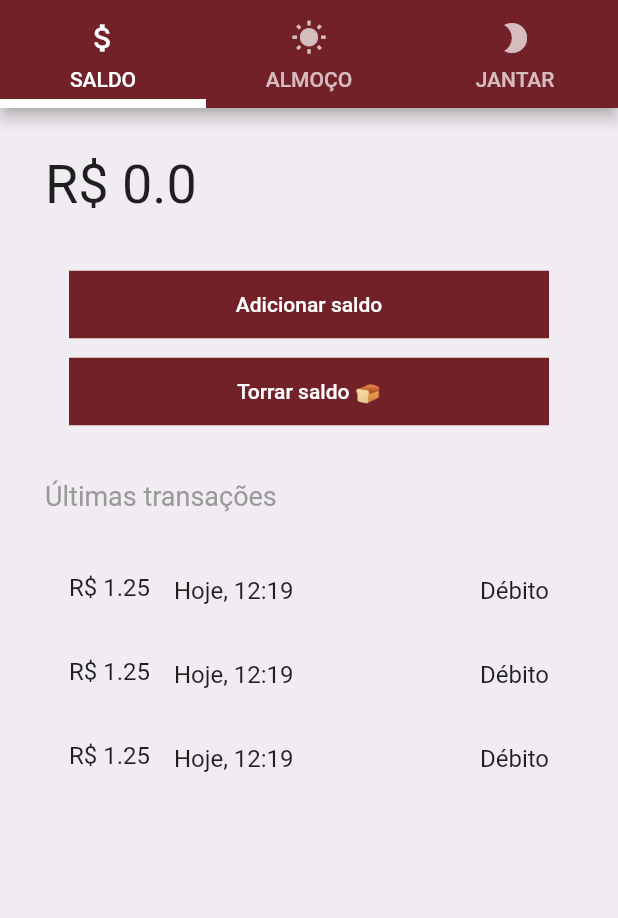
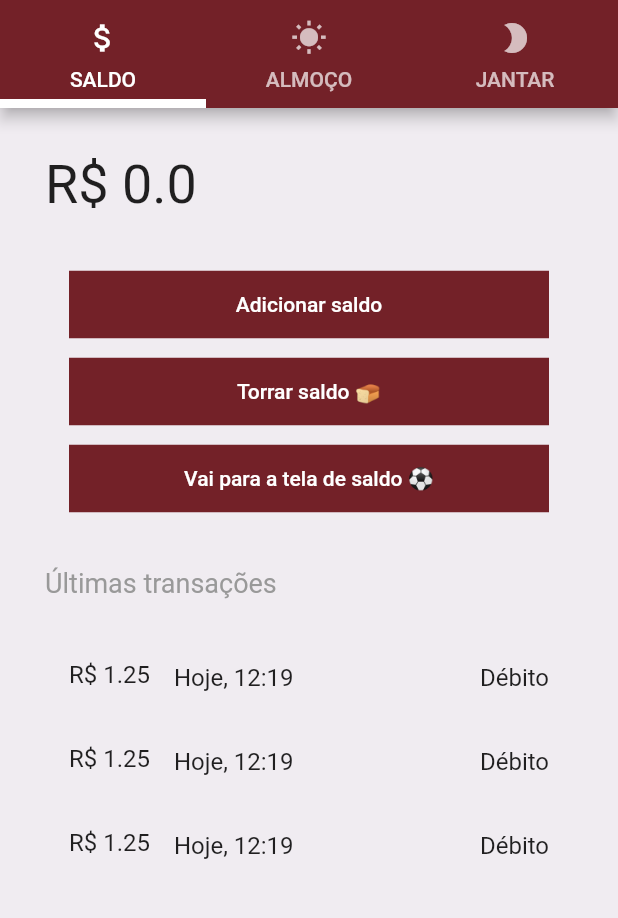
Before and after one commit to rafaelfl/UfmaMobileClone, a Flutter app: the screen it shows after launch, after a tap on "Adicionar saldo", after a tap on "Torrar saldo 🍞", on a phone screen of 412 x 824 dp, the part 54-972 px from its top. Run offline on Flutter 3.47's test engine with Material 2 defaults, Android fonts, the phone set to English and light mode, and no system bars; our stand-ins replace flutter_mobx, mobx; generated files the repository leaves out were written again; network calls fail.

```diff
--- a/lib/core/components/panels/balance_panel.dart
+++ b/lib/core/components/panels/BalancePanel/balance_panel_view.dart
@@ -1,35 +1,42 @@
 import 'package:UfmaMobileClone/core/components/action_button.dart';
+import 'package:UfmaMobileClone/store/balance_store.dart';
 import 'package:flutter/material.dart';
+import 'package:flutter_mobx/flutter_mobx.dart';
 
-class BalancePanel extends StatefulWidget {
-  @override
-  _BalancePanelState createState() => _BalancePanelState();
-}
+class BalancePanel extends StatelessWidget {
+// class BalancePanel extends StatefulWidget {
+//   @override
+//   _BalancePanelState createState() => _BalancePanelState();
+// }
 
-class _BalancePanelState extends State<BalancePanel> {
+// class _BalancePanelState extends State<BalancePanel> {
   // TODO: baixar info da Internet
   // https://flutter.dev/docs/cookbook/networking/fetch-data
 
-  double currentBalance = 0.0;
+  // double currentBalance = 0.0;
 
-  @override
-  void initState() {
-    super.initState();
+  final BalanceStore balanceStore;
 
-    // inicialização do widget
-  }
+  const BalancePanel({@required this.balanceStore});
 
-  void addBalance() {
-    setState(() {
-      this.currentBalance += 10.0;
-    });
-  }
+  // @override
+  // void initState() {
+  //   super.initState();
 
-  void resetBalance() {
-    setState(() {
-      this.currentBalance = 0.0;
-    });
-  }
+  //   // inicialização do widget
+  // }
+
+  // void addBalance() {
+  // setState(() {
+  //   this.currentBalance += 10.0;
+  // });
+  // }
+
+  // void resetBalance() {
+  // setState(() {
+  //   this.currentBalance = 0.0;
+  // });
+  // }
 
   @override
   Widget build(BuildContext context) {
@@ -40,17 +47,24 @@ class _BalancePanelState extends State<BalancePanel> {
         child: Column(
           crossAxisAlignment: CrossAxisAlignment.start,
           children: [
-            Text("R\$ ${this.currentBalance}",
-                style: TextStyle(fontSize: 36, fontWeight: FontWeight.w400)),
+            Observer(builder: (_) {
+              return Text("R\$ ${this.balanceStore.balance}",
+                  style: TextStyle(fontSize: 36, fontWeight: FontWeight.w400));
+            }),
             SizedBox(height: 35),
             ActionButton(
               text: "Adicionar saldo",
-              onPressed: () => this.addBalance(),
+              onPressed: () => this.balanceStore.addBalance(),
             ),
             SizedBox(height: 10),
             ActionButton(
               text: "Torrar saldo 🍞",
-              onPressed: () => this.resetBalance(),
+              onPressed: () => this.balanceStore.resetBalance(),
+            ),
+            SizedBox(height: 10),
+            ActionButton(
+              text: "Vai para a tela de saldo ⚽️",
+              onPressed: () => Navigator.pushNamed(context, "/balance"),
             ),
             SizedBox(height: 35),
             Text("Últimas transações",
--- /dev/null
+++ b/lib/core/screens/Main/main_controller.dart
@@ -0,0 +1,18 @@
+import 'package:UfmaMobileClone/core/screens/Main/main_view.dart';
+import 'package:UfmaMobileClone/repository/balance_repository.dart';
+import 'package:UfmaMobileClone/repository/balance_repository_http.dart';
+
+class MainScreenController {
+  final MainScreen mainScreen;
+  final BalanceRepository balanceRepository = BalanceRepositoryHttp();
+
+  MainScreenController(this.mainScreen);
+
+  void consultaSaldo() {
+    // TODO: lógica de acesso
+
+    double balance = balanceRepository.getBalance();
+
+    mainScreen.setBalance(balance);
+  }
+}
--- a/lib/core/main_screen.dart
+++ b/lib/core/screens/Main/main_view.dart
@@ -1,11 +1,21 @@
 import 'package:UfmaMobileClone/core/components/main_drawer.dart';
 import 'package:UfmaMobileClone/core/components/my_tab_icon.dart';
-import 'package:UfmaMobileClone/core/components/panels/balance_panel.dart';
+import 'package:UfmaMobileClone/core/components/panels/BalancePanel/balance_panel_view.dart';
 import 'package:UfmaMobileClone/core/components/panels/dinner_panel.dart';
 import 'package:UfmaMobileClone/core/components/panels/lunch_panel.dart';
+import 'package:UfmaMobileClone/core/screens/Main/main_controller.dart';
+import 'package:UfmaMobileClone/store/balance_store.dart';
 import 'package:flutter/material.dart';
 
 class MainScreen extends StatelessWidget {
+  MainScreenController _controller;
+
+  final BalanceStore balanceStore;
+
+  MainScreen({@required this.balanceStore}) {
+    this._controller = MainScreenController(this);
+  }
+
   @override
   Widget build(BuildContext context) {
     return DefaultTabController(
@@ -28,7 +38,7 @@ class MainScreen extends StatelessWidget {
         ),
         body: TabBarView(
           children: [
-            BalancePanel(),
+            BalancePanel(balanceStore: this.balanceStore),
             LunchPanel(),
             DinnerPanel(),
           ],
@@ -36,4 +46,8 @@ class MainScreen extends StatelessWidget {
       ),
     );
   }
+
+  void setBalance(double balance) {
+    // usar o setState para atualizar
+  }
 }
--- a/lib/main.dart
+++ b/lib/main.dart
@@ -1,9 +1,18 @@
+import 'package:UfmaMobileClone/core/screens/BalanceScreen/balance_screen_view.dart';
+import 'package:UfmaMobileClone/store/balance_store.dart';
 import 'package:flutter/material.dart';
-import 'package:UfmaMobileClone/core/main_screen.dart';
+import 'package:UfmaMobileClone/core/screens/Main/main_view.dart';
 
 void main() {
+  BalanceStore _balanceStore = BalanceStore();
+
   runApp(MaterialApp(
     title: "UFMA Mobile Clone",
-    home: MainScreen(),
+    // home: MainScreen(balanceStore: _balanceStore),
+    initialRoute: "/",
+    routes: {
+      "/": (context) => MainScreen(balanceStore: _balanceStore),
+      "/balance": (context) => BalanceScreen(balanceStore: _balanceStore),
+    },
   ));
 }
--- /dev/null
+++ b/lib/model/transaction_model.dart
@@ -0,0 +1,5 @@
+class Transaction {
+  double value;
+  String transactionDateTime;
+  String transactionOperation;
+}
--- /dev/null
+++ b/lib/repository/balance_repository.dart
@@ -0,0 +1,3 @@
+abstract class BalanceRepository {
+  double getBalance();
+}
--- /dev/null
+++ b/lib/repository/balance_repository_http.dart
@@ -0,0 +1,10 @@
+import 'package:UfmaMobileClone/repository/balance_repository.dart';
+
+class BalanceRepositoryHttp implements BalanceRepository {
+  @override
+  double getBalance() {
+    print("Implemente o acesso à API e retorne o valor");
+
+    return 10.0;
+  }
+}
--- /dev/null
+++ b/lib/store/balance_store.dart
@@ -0,0 +1,19 @@
+import 'package:mobx/mobx.dart';
+part 'balance_store.g.dart';
+
+class BalanceStore = _BalanceStoreBase with _$BalanceStore;
+
+abstract class _BalanceStoreBase with Store {
+  @observable
+  double balance = 0.0;
+
+  @action
+  void addBalance() {
+    this.balance += 10.0;
+  }
+
+  @action
+  void resetBalance() {
+    this.balance = 0.0;
+  }
+}
--- a/pubspec.yaml
+++ b/pubspec.yaml
@@ -24,15 +24,18 @@ dependencies:
   flutter:
     sdk: flutter
 
-
   # The following adds the Cupertino Icons font to your application.
   # Use with the CupertinoIcons class for iOS style icons.
   cupertino_icons: ^1.0.0
   http: ^0.12.2
+  mobx: ^1.2.1+4
+  flutter_mobx: ^1.1.0+2
 
 dev_dependencies:
   flutter_test:
     sdk: flutter
+  mobx_codegen: ^1.1.2
+  build_runner: ^1.10.9
 
 # For information on the generic Dart part of this file, see the
 # following page: https://dart.dev/tools/pub/pubspec
```
Also changed, not shown: lib/core/screens/BalanceScreen/balance_screen_view.dart (added, +29 -0 lines), lib/core/components/panels/BalancePanel/balance_panel_controller.dart (added), lib/store/balance_store.g.dart (added), pubspec.lock, 1 other file.
